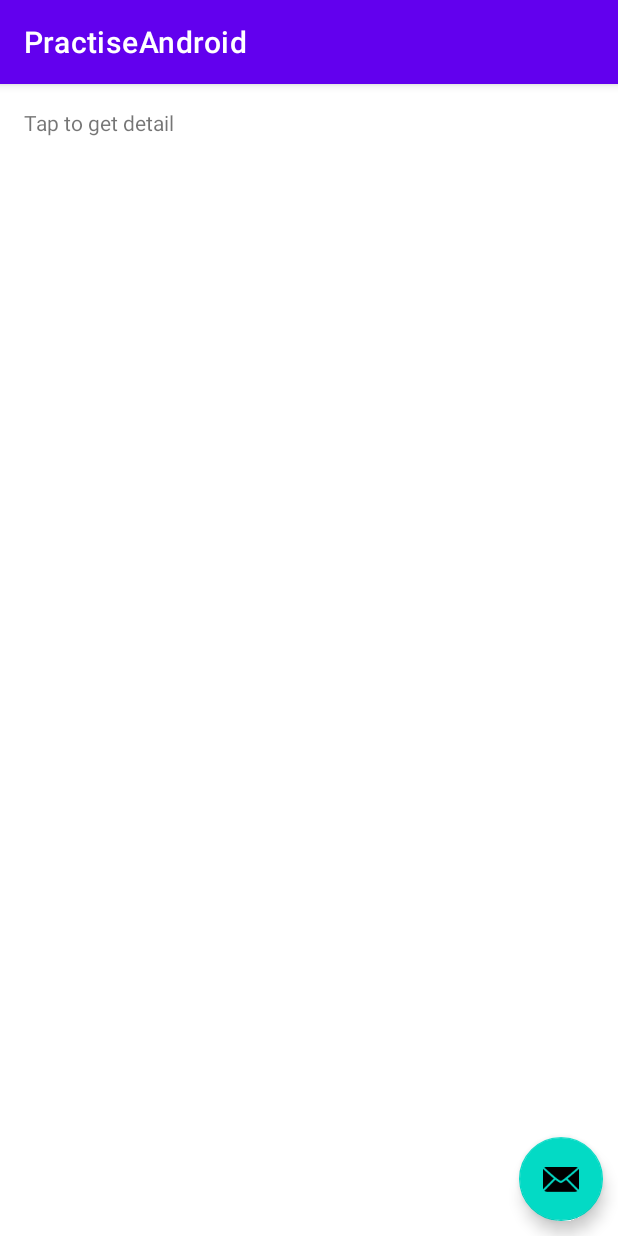
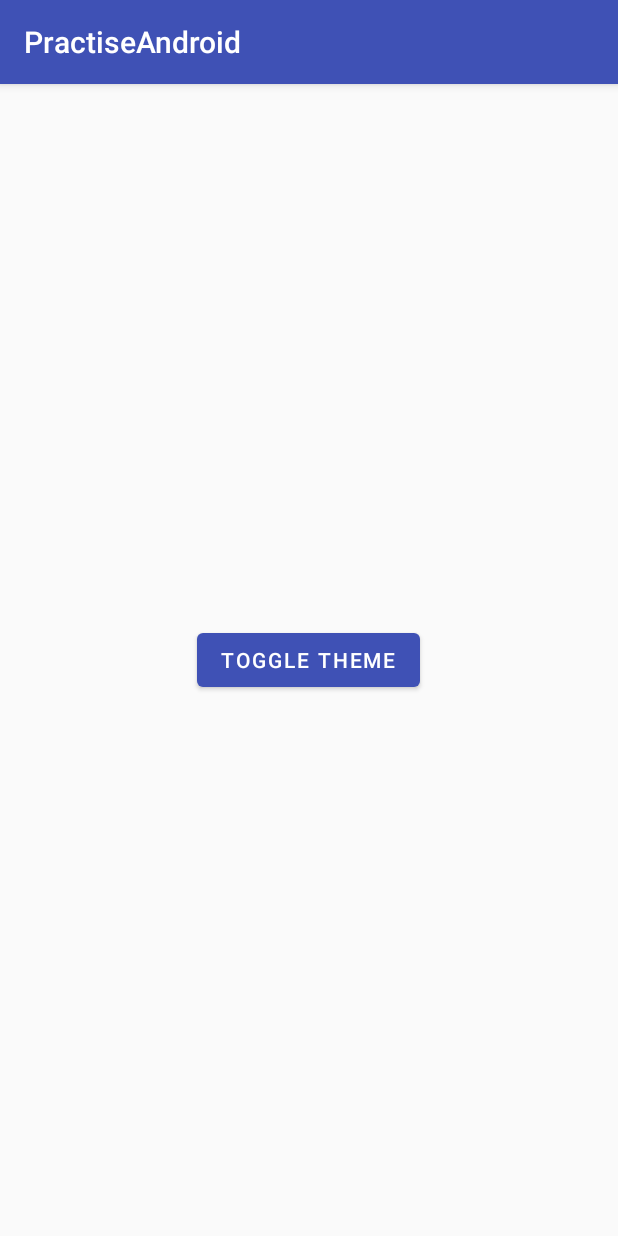
Before and after one commit to mithoo18/PractiseAndroid, an Android app: the screen it shows after launch (BuilderActivity before the commit, ThemeActivity after it), on a phone screen of 412 x 824 dp. Run offline under Robolectric (Android 15) with nearby library versions, the phone set to English and light mode, and no system bars.

Commit message:
Theme Change

```diff
--- a/app/build.gradle
+++ b/app/build.gradle
@@ -42,4 +42,6 @@ dependencies {
     testImplementation 'junit:junit:4.13.2'
     androidTestImplementation 'androidx.test.ext:junit:1.1.3'
     androidTestImplementation 'androidx.test.espresso:espresso-core:3.4.0'
+
+    implementation 'androidx.preference:preference:1.2.0'
 }
--- /dev/null
+++ b/app/src/main/java/com/example/practiseandroid/Changing_Theme/ThemeActivity.kt
@@ -0,0 +1,52 @@
+package com.example.practiseandroid.Changing_Theme
+
+import android.content.Intent
+import androidx.appcompat.app.AppCompatActivity
+import android.os.Bundle
+import com.example.practiseandroid.R
+import com.example.practiseandroid.databinding.ActivityThemeBinding
+import androidx.preference.PreferenceManager
+
+class ThemeActivity : AppCompatActivity() {
+
+    private lateinit var binding : ActivityThemeBinding
+
+    override fun onCreate(savedInstanceState: Bundle?)
+    {
+        setTheme(
+
+            if (flag)
+            R.style.AppThemeDark
+
+            else
+            R.style.AppThemeLight
+
+            )
+        super.onCreate(savedInstanceState)
+        binding = ActivityThemeBinding.inflate(layoutInflater)
+        binding.apply {
+            setContentView(root)
+
+            btnChange.setOnClickListener {
+                saveFlag(!flag)
+
+                val intent : Intent = Intent(this@ThemeActivity,ThemeActivity::class.java)
+                startActivity(intent)
+                finish()
+            }
+        }
+    }
+
+    private val preferences by lazy {
+        PreferenceManager.getDefaultSharedPreferences(this)
+    }
+
+    private fun saveFlag(flag : Boolean){
+        preferences.edit()
+            .putBoolean("dark",flag)
+            .apply()
+    }
+
+    private val flag : Boolean
+        get() = preferences.getBoolean("dark",false)
+}
--- /dev/null
+++ b/app/src/main/res/layout/activity_theme.xml
@@ -0,0 +1,19 @@
+<?xml version="1.0" encoding="utf-8"?>
+<RelativeLayout xmlns:android="http://schemas.android.com/apk/res/android"
+    xmlns:tools="http://schemas.android.com/tools"
+    android:layout_width="match_parent"
+    android:layout_height="match_parent"
+    android:gravity="center"
+    android:paddingLeft="@dimen/activity_horizontal_margin"
+    android:paddingTop="@dimen/activity_vertical_margin"
+    android:paddingRight="@dimen/activity_horizontal_margin"
+    android:paddingBottom="@dimen/activity_vertical_margin"
+    tools:context=".Changing_Theme.ThemeActivity">
+
+    <Button
+        android:id="@+id/btn_change"
+        android:layout_width="wrap_content"
+        android:layout_height="wrap_content"
+        android:gravity="center"
+        android:text="Toggle Theme" />
+</RelativeLayout>
--- /dev/null
+++ b/app/src/main/res/values/dimens.xml
@@ -0,0 +1,5 @@
+<?xml version="1.0" encoding="utf-8"?>
+<resources>
+    <dimen name="activity_horizontal_margin">16dp</dimen>
+    <dimen name="activity_vertical_margin">16dp</dimen>
+</resources>
--- a/app/src/main/res/values/themes.xml
+++ b/app/src/main/res/values/themes.xml
@@ -13,4 +13,29 @@
 
     <style name="AppTheme.PopupOverlay" parent="ThemeOverlay.AppCompat.Light"/>
 
+    <style name="AppThemeLight" parent="Theme.AppCompat.Light.DarkActionBar">
+        <!-- Customize your theme here. -->
+        <item name="colorPrimary">@color/colorPrimary</item>
+        <item name="colorPrimaryDark">@color/colorPrimaryDark</item>
+        <item name="colorAccent">@color/colorAccent</item>
+        <!-- Customize your theme here. -->
+        <item name="android:windowAnimationStyle">@style/WindowAnimationTransition</item>
+    </style>
+
+    <style name="AppThemeDark" parent="Theme.AppCompat">
+        <!-- Customize your theme here. -->
+        <item name="colorPrimary">@color/colorGreen_900</item>
+        <item name="colorPrimaryDark">@color/cardview_dark_background</item>
+        <item name="colorAccent">@color/material_on_background_disabled</item>
+        <!-- Customize your theme here. -->
+        <item name="android:windowAnimationStyle">@style/WindowAnimationTransition</item>
+    </style>
+
+    <!-- This will set the fade in animation on all your activities by default -->
+    <style name="WindowAnimationTransition">
+
+        <item name="android:windowEnterAnimation">@android:anim/fade_in</item>
+        <item name="android:windowExitAnimation">@android:anim/fade_out</item>
+    </style>
+
 </resources>
```
Also changed, not shown: app/src/main/AndroidManifest.xml (+9 -3 lines), app/src/main/java/com/example/practiseandroid/BoundService/BoundServiceActivity.kt (added, +50 -0 lines), app/src/main/java/com/example/practiseandroid/BoundService/MyBoundService.kt (added, +27 -0 lines), app/src/main/res/layout/activity_bound_service.xml (added, +36 -0 lines).
